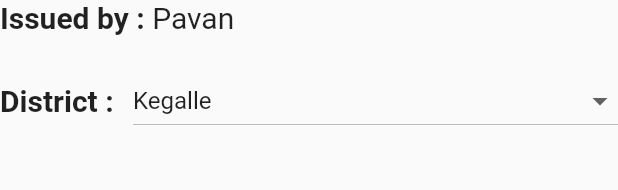
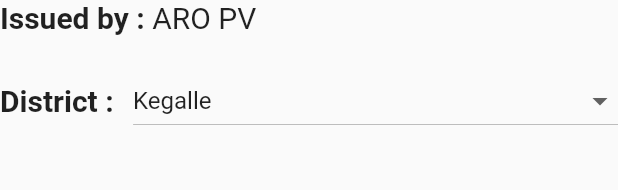
Before and after one commit to ECLK/MAFT, a Flutter app: the IssuingStepOneForm widget shown alone on an empty page, opened directly, on a phone screen of 412 x 824 dp. Shown: the top 190 px of the screen. Run offline on Flutter 3.47's test engine with Material 2 defaults, Android fonts, the phone set to English and light mode, and no system bars; our stand-ins replace flutter_redux, flutter_typeahead, image_picker, redux.

Commit message:
Changed Issued By name

```diff
--- a/lib/screens/widgets/issuing_pv_stepone_form.dart
+++ b/lib/screens/widgets/issuing_pv_stepone_form.dart
@@ -52,7 +52,7 @@ class _IssuingStepOneFormState extends State<IssuingStepOneForm> {
             Padding(
               padding: EdgeInsets.only(left: 5.0, right: 0.0),
               child: new Text(
-                'Pavan',
+                'ARO PV',
                 style: new TextStyle(
                     fontWeight: FontWeight.normal, fontSize: 20.0),
               ),
```
